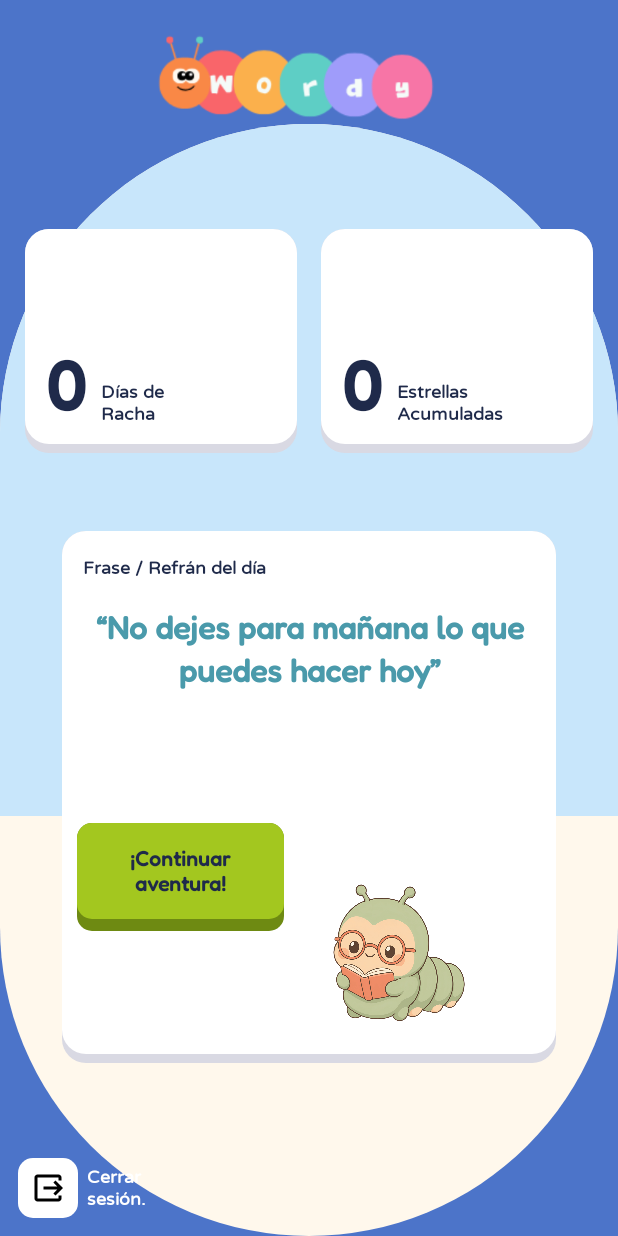
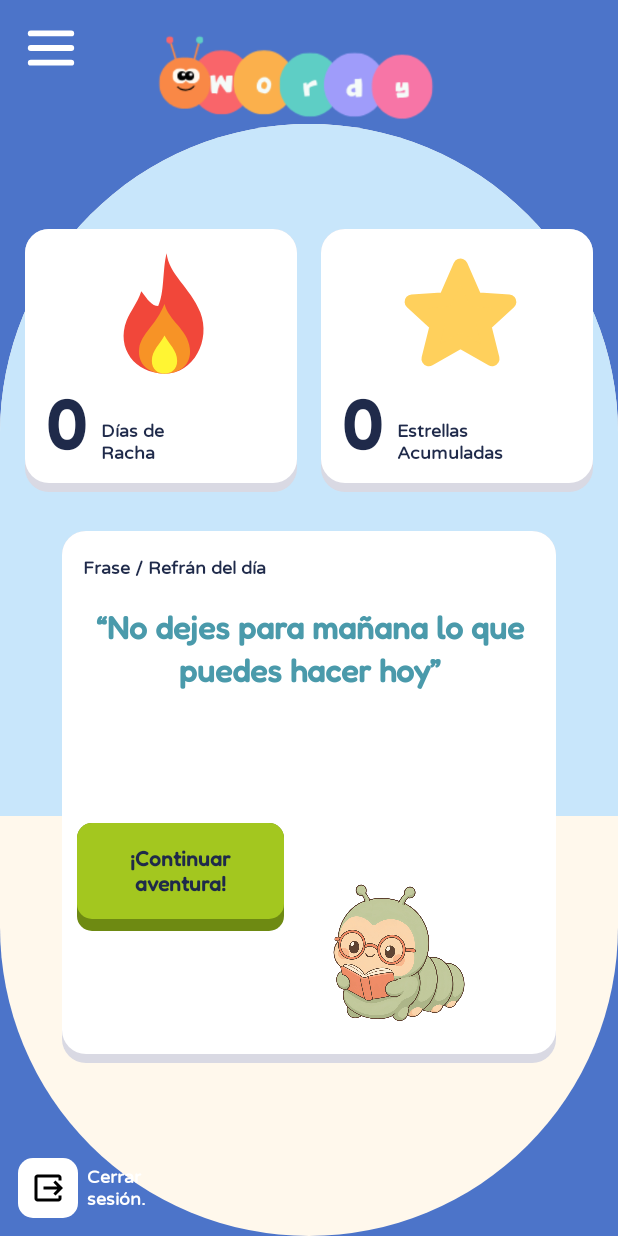
Before and after one commit to Marvin2321/wordy_android, an Android app: the layout activity_home.xml on its own in the app's theme, with its tools: preview values and no code run, on a phone screen of 412 x 824 dp. Run offline under Robolectric (Android 15) with nearby library versions, the phone set to English and light mode, and no system bars.

Commit message:
Con imagenes

```diff
--- /dev/null
+++ b/app/src/main/res/drawable/ic_estrella_racha.xml
@@ -0,0 +1,15 @@
+<?xml version="1.0" encoding="utf-8"?>
+<vector xmlns:android="http://schemas.android.com/apk/res/android"
+    android:width="90dp"
+    android:height="90dp"
+    android:viewportWidth="64"
+    android:viewportHeight="64">
+
+    <!-- Estrella amarilla con puntas redondeadas -->
+    <path
+        android:fillColor="#FFD05C"
+        android:strokeColor="#FFD05C"
+        android:strokeWidth="7"
+        android:strokeLineJoin="round"
+        android:pathData="M32,9 L39,25 L55,26 L43,37 L47,53 L32,44.5 L17,53 L21,37 L9,26 L25,25 Z" />
+</vector>
--- /dev/null
+++ b/app/src/main/res/drawable/ic_fuego.xml
@@ -0,0 +1,22 @@
+<?xml version="1.0" encoding="utf-8"?>
+<vector xmlns:android="http://schemas.android.com/apk/res/android"
+    android:width="90dp"
+    android:height="90dp"
+    android:viewportWidth="64"
+    android:viewportHeight="64">
+
+    <!-- Llama exterior (roja) -->
+    <path
+        android:fillColor="#F1473A"
+        android:pathData="M33,3 C34,13 44,19 49,31 C54,44 46,60 32,60 C18,60 9,48 14,35 C16,30 19,27 21,21 C24,25 26,28 29,28 C32,22 31,11 33,3 Z" />
+
+    <!-- Llama media (naranja) -->
+    <path
+        android:fillColor="#F79326"
+        android:pathData="M32,27 C34,35 43,39 44,48 C45,56 39,60 32,60 C25,60 19,56 20,48 C21,41 28,37 32,27 Z" />
+
+    <!-- Llama interior (amarilla) -->
+    <path
+        android:fillColor="#FFF533"
+        android:pathData="M32,42 C34,46 38,49 38,54 C38,58 35,60 32,60 C29,60 26,58 26,54 C26,49 30,46 32,42 Z" />
+</vector>
--- a/app/src/main/res/layout/activity_home.xml
+++ b/app/src/main/res/layout/activity_home.xml
@@ -116,6 +116,19 @@
         app:layout_constraintHorizontal_bias="0.443"
         app:layout_constraintStart_toStartOf="parent"
         app:layout_constraintTop_toTopOf="parent" />
+    <!-- ===== Botón del menú lateral (NavigationDrawer) ===== -->
+    <ImageView
+        android:id="@+id/btnMenu"
+        android:layout_width="48dp"
+        android:layout_height="48dp"
+        android:layout_marginStart="10dp"
+        android:layout_marginTop="8dp"
+        android:background="?attr/selectableItemBackgroundBorderless"
+        android:contentDescription="@string/menu"
+        android:padding="6dp"
+        android:src="@drawable/ic_hamburguesa"
+        app:layout_constraintStart_toStartOf="parent"
+        app:layout_constraintTop_toTopOf="parent" />
 
 
     <!-- ===== Tarjeta: racha ===== -->
@@ -135,10 +148,10 @@
 
         <ImageView
             android:id="@+id/ivFlame"
-            android:layout_width="64dp"
-            android:layout_height="64dp"
+            android:layout_width="90dp"
+            android:layout_height="90dp"
             android:contentDescription="@string/img_flame"
-
+            android:src="@drawable/ic_fuego"
             app:layout_constraintEnd_toEndOf="parent"
             app:layout_constraintStart_toStartOf="parent"
             app:layout_constraintTop_toTopOf="parent" />
@@ -189,14 +202,13 @@
 
         <ImageView
             android:id="@+id/ivStar"
-            android:layout_width="64dp"
-            android:layout_height="64dp"
+            android:layout_width="90dp"
+            android:layout_height="90dp"
             android:contentDescription="@string/img_star"
-
+            android:src="@drawable/ic_estrella_racha"
             app:layout_constraintEnd_toEndOf="parent"
             app:layout_constraintStart_toStartOf="parent"
             app:layout_constraintTop_toTopOf="parent" />
-
         <TextView
             android:id="@+id/tvEstrellas"
             android:layout_width="wrap_content"
```
Also changed, not shown: app/src/main/java/com/example/wordy/HomeActivity.java (+3 -8 lines), app/src/main/res/layout/activity_control_parental.xml (+27 -4 lines).
